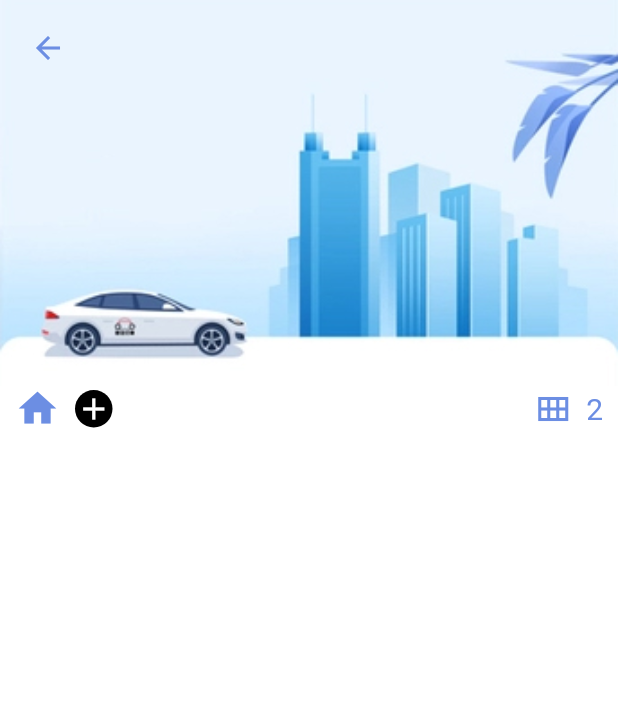
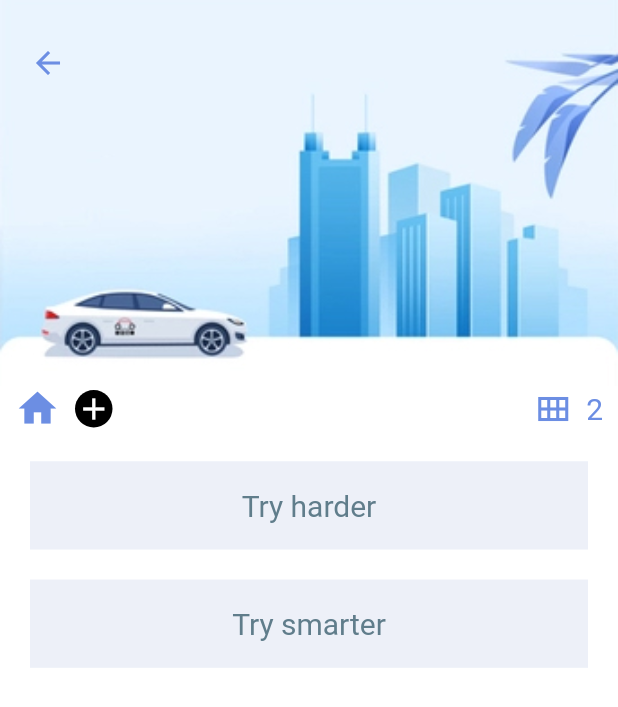
Before and after one commit to anshyyy/Task-Manager, a Flutter app: the AllTask screen opened directly, on a phone screen of 412 x 824 dp. Shown: the top 707 px of the screen. Run offline on Flutter 3.47's test engine with Material 2 defaults, Android fonts, the phone set to English and light mode, and no system bars; our stand-ins replace get.

Commit message:
added getX

```diff
--- a/lib/main.dart
+++ b/lib/main.dart
@@ -2,6 +2,7 @@ import 'package:flutter/material.dart';
 import 'package:task_manager/screens/Add_task.dart';
 import 'package:task_manager/screens/all_task.dart';
 import 'package:task_manager/screens/home_page.dart';
+import 'package:get/get.dart';
 
 void main() {
   runApp(const MyApp());
@@ -13,13 +14,13 @@ class MyApp extends StatelessWidget {
   // This widget is the root of your application.
   @override
   Widget build(BuildContext context) {
-    return MaterialApp(
+    return GetMaterialApp(
       debugShowCheckedModeBanner: false,
       title: 'Task Manager',
       theme: ThemeData(
         primarySwatch: Colors.blue,
       ),
-      home: const AllTask(),
+      home: const Home_page(),
     );
   }
 }
--- a/lib/screens/all_task.dart
+++ b/lib/screens/all_task.dart
@@ -1,21 +1,51 @@
 import 'package:flutter/material.dart';
 import 'package:task_manager/colors/app_colors.dart';
+import 'package:task_manager/widgets/ButtonWidget.dart';
+import 'package:task_manager/widgets/task_widget.dart';
+import 'package:get/get.dart';
 
 class AllTask extends StatelessWidget {
   const AllTask({Key? key}) : super(key: key);
 
   @override
   Widget build(BuildContext context) {
+    List myData = ["Try harder", "Try smarter"];
+    final leftEditIcon = Container(
+      margin: const EdgeInsets.only(bottom: 0, top: 19),
+      color: const Color(0xFF2e3253).withOpacity(0.5),
+      child: const Icon(
+        Icons.edit,
+        color: Colors.white,
+      ),
+      alignment: Alignment.centerLeft,
+    );
+    final rightEditIcon = Container(
+      margin: const EdgeInsets.only(bottom: 0, top: 19),
+      color: Colors.red,
+      child: const Icon(
+        Icons.delete,
+        color: Colors.white,
+      ),
+      alignment: Alignment.centerRight,
+    );
     return Scaffold(
         backgroundColor: Colors.white,
         body: Column(
           children: [
             Container(
-              padding: const EdgeInsets.only(left: 20, top: 20),
+              padding: const EdgeInsets.only(
+                left: 20,
+                top: 30,
+              ),
               alignment: Alignment.topLeft,
-              child: Icon(
-                Icons.arrow_back,
-                color: AppColors.secondaryColor,
+              child: InkWell(
+                onTap: () {
+                  Get.back();
+                },
+                child: Icon(
+                  Icons.arrow_back,
+                  color: AppColors.secondaryColor,
+                ),
               ),
               width: double.maxFinite,
               height: MediaQuery.of(context).size.height / 3.2,
@@ -67,6 +97,70 @@ class AllTask extends StatelessWidget {
                   )
                 ],
               ),
+            ),
+            Flexible(
+              child: ListView.builder(
+                  itemCount: myData.length,
+                  itemBuilder: (context, index) {
+                    return Dismissible(
+                      background: leftEditIcon,
+                      secondaryBackground: rightEditIcon,
+                      onDismissed: (DismissDirection direction) {},
+                      confirmDismiss: (DismissDirection direction) async {
+                        if (direction == DismissDirection.startToEnd) {
+                          showModalBottomSheet(
+                              backgroundColor: Colors.transparent,
+                              barrierColor: Colors.transparent,
+                              context: context,
+                              builder: (_) {
+                                return Container(
+                                  height: 550,
+                                  decoration: BoxDecoration(
+                                    color: const Color(0xFF2e3253)
+                                        .withOpacity(0.4),
+                                    borderRadius: const BorderRadius.only(
+                                        topRight: Radius.circular(20),
+                                        topLeft: Radius.circular(20)),
+                                  ),
+                                  child: Padding(
+                                    padding: const EdgeInsets.all(20),
+                                    child: Column(
+                                      mainAxisAlignment:
+                                          MainAxisAlignment.center,
+                                      children: [
+                                        ButtonWidget(
+                                            backg_color: AppColors.mainColor,
+                                            text: "View",
+                                            textColor: Colors.white),
+                                        const SizedBox(
+                                          height: 20,
+                                        ),
+                                        ButtonWidget(
+                                            backg_color: AppColors.mainColor,
+                                            text: "Edit",
+                                            textColor: Colors.white)
+                                      ],
+                                    ),
+                                  ),
+                                );
+                              });
+                          return false;
+                        } else {
+                          return Future.delayed(const Duration(seconds: 1),
+                              () => direction == DismissDirection.endToStart);
+                        }
+                      },
+                      key: ObjectKey(index),
+                      child: Container(
+                        margin:
+                            const EdgeInsets.only(left: 20, right: 20, top: 20),
+                        child: TaskWidget(
+                          text: myData[index],
+                          color: Colors.blueGrey,
+                        ),
+                      ),
+                    );
+                  }),
             )
           ],
         ));
--- /dev/null
+++ b/lib/widgets/task_widget.dart
@@ -0,0 +1,28 @@
+import 'package:flutter/material.dart';
+
+class TaskWidget extends StatelessWidget {
+  final String text;
+  final Color color;
+  const TaskWidget({Key? key, required this.text, required this.color})
+      : super(key: key);
+  @override
+  Widget build(BuildContext context) {
+    return Container(
+      width: double.maxFinite,
+      height: MediaQuery.of(context).size.height / 14,
+      decoration: BoxDecoration(
+        color: const Color(0xFFedf0f8),
+        borderRadius: BorderRadius.circular(0),
+      ),
+      child: Center(
+        child: Text(
+          text,
+          style: TextStyle(
+            fontSize: 20,
+            color: color,
+          ),
+        ),
+      ),
+    );
+  }
+}
--- a/pubspec.yaml
+++ b/pubspec.yaml
@@ -34,6 +34,7 @@ dependencies:
   # The following adds the Cupertino Icons font to your application.
   # Use with the CupertinoIcons class for iOS style icons.
   cupertino_icons: ^1.0.2
+  get:
 
 dev_dependencies:
   flutter_test:
```
Also changed, not shown: lib/screens/Addtask.dart (added, +11 -0 lines), lib/screens/home_page.dart (+19 -2 lines), pubspec.lock.
